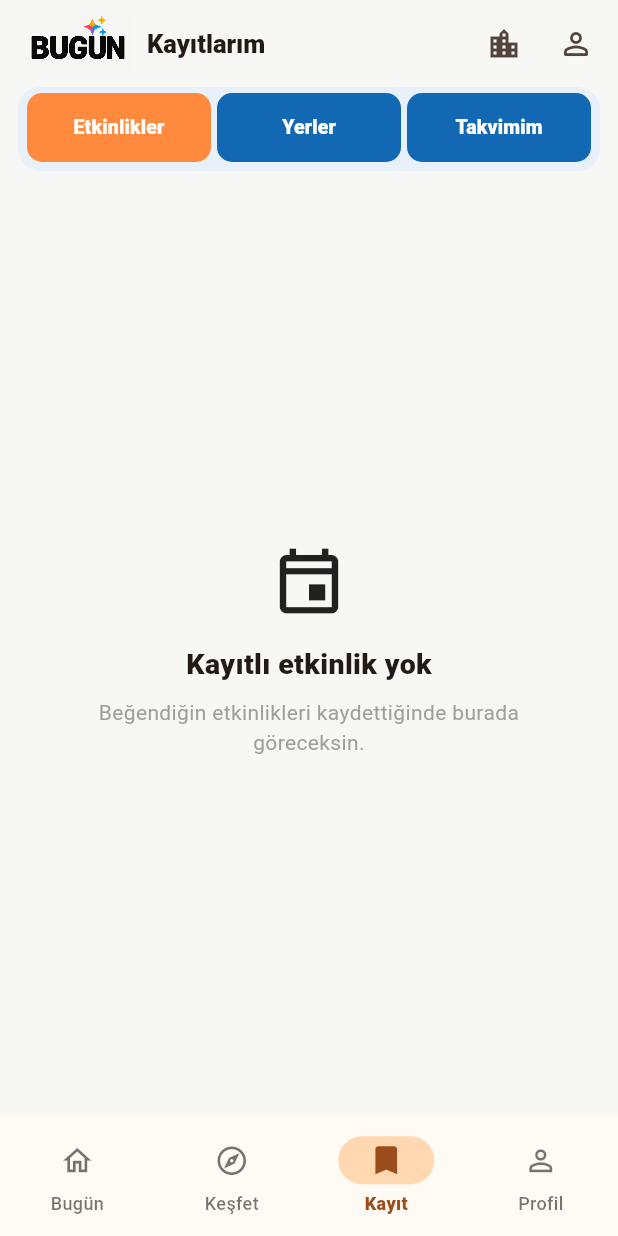
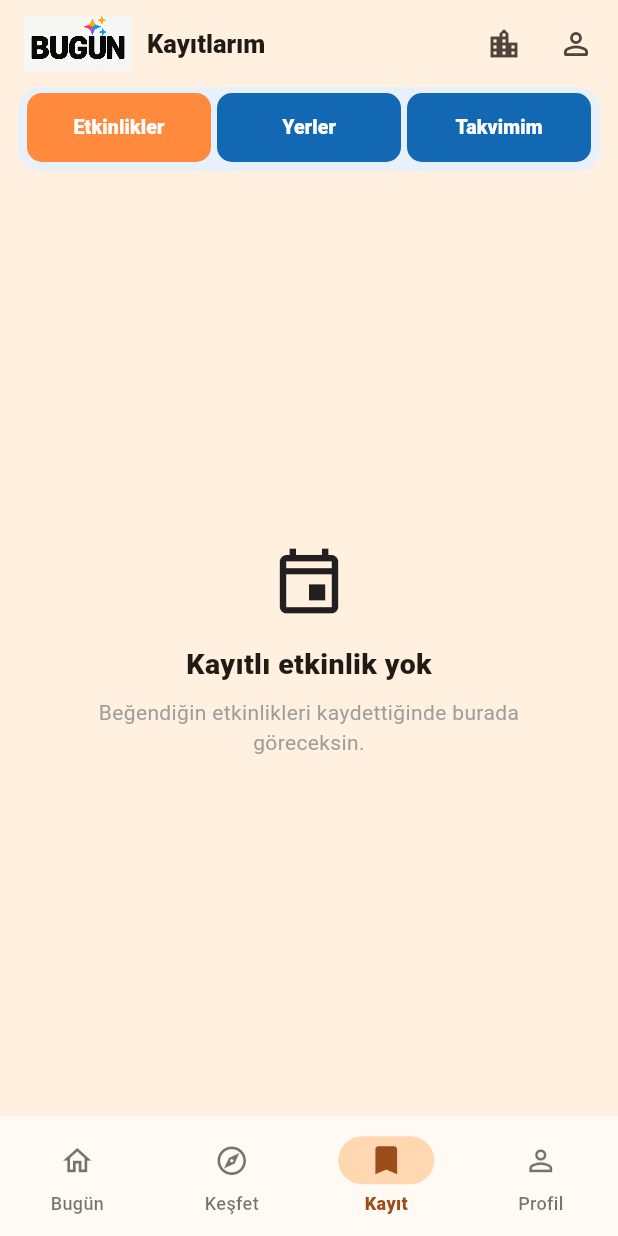
Before and after one commit to ssselimilhan-cell/Bu-G-n, a Flutter app: the screen it shows after launch, item 3 of the bottom bar chosen, on a phone screen of 412 x 824 dp. Run offline on Flutter 3.47's test engine with Material 3 defaults, Android fonts, the phone set to English and light mode, and no system bars; our stand-ins replace flutter_map, geolocator, latlong2, share_plus, shared_preferences, supabase_flutter; accounts and stored records are empty.

Commit message:
Apply warm orange app-wide theme

```diff
--- a/lib/screens/saved_screen.dart
+++ b/lib/screens/saved_screen.dart
@@ -162,11 +162,11 @@ class _SavedScreenState
   Widget build(BuildContext context) {
     return Scaffold(
       backgroundColor:
-          const Color(0xFFF7F7F5),
+          const Color(0xFFFFF0DF),
       appBar: AppBar(
         toolbarHeight: 64,
         backgroundColor:
-            const Color(0xFFF7F7F5),
+            const Color(0xFFFFF0DF),
         surfaceTintColor:
             Colors.transparent,
         elevation: 0,
```
